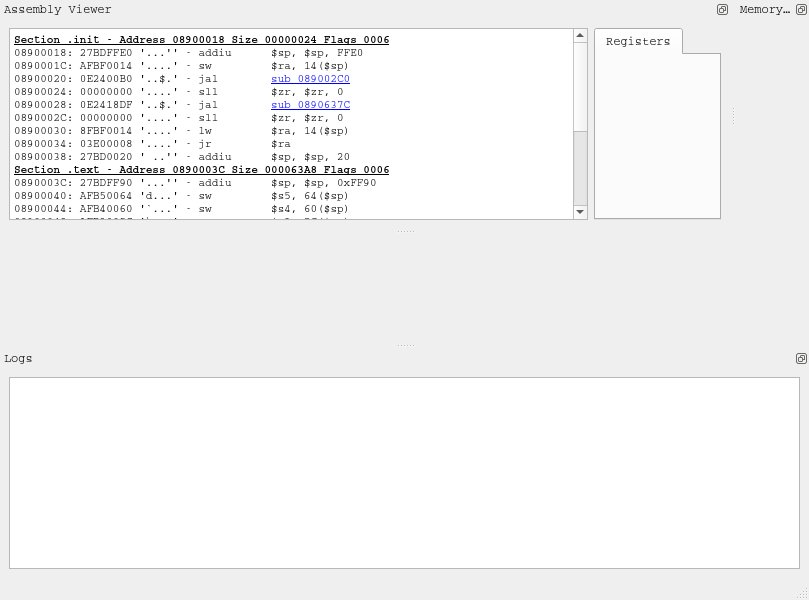
Above: qt/qpspe4all.ui from lemmore22/pspe4all before the change. Below: the same form after it.
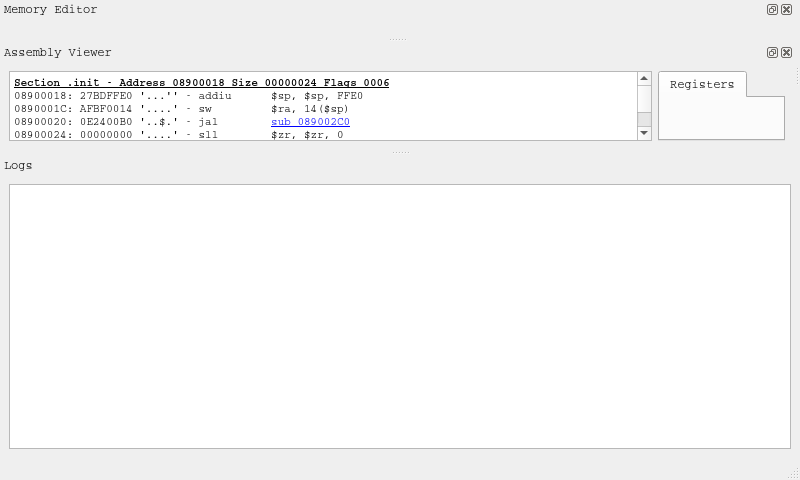
That is the form after the change. Custom widgets are drawn as their Qt base class.

The edit to the form file:
```diff
--- a/qt/qpspe4all.ui
+++ b/qt/qpspe4all.ui
@@ -5,8 +5,8 @@
    <rect>
     <x>0</x>
     <y>0</y>
-    <width>809</width>
-    <height>600</height>
+    <width>800</width>
+    <height>480</height>
    </rect>
   </property>
   <property name="font" >
@@ -22,11 +22,26 @@
   </property>
   <widget class="QWidget" name="centralwidget" >
    <property name="sizePolicy" >
-    <sizepolicy vsizetype="Minimum" hsizetype="Minimum" >
+    <sizepolicy vsizetype="Fixed" hsizetype="Fixed" >
      <horstretch>0</horstretch>
      <verstretch>0</verstretch>
     </sizepolicy>
    </property>
+   <property name="minimumSize" >
+    <size>
+     <width>0</width>
+     <height>0</height>
+    </size>
+   </property>
+   <property name="maximumSize" >
+    <size>
+     <width>0</width>
+     <height>0</height>
+    </size>
+   </property>
+   <property name="autoFillBackground" >
+    <bool>true</bool>
+   </property>
   </widget>
   <widget class="QMenuBar" name="menubar" >
    <property name="geometry" >
@@ -50,7 +65,7 @@
     <bool>true</bool>
    </property>
    <property name="features" >
-    <set>QDockWidget::DockWidgetFloatable|QDockWidget::DockWidgetMovable</set>
+    <set>QDockWidget::DockWidgetMovable</set>
    </property>
    <property name="allowedAreas" >
     <set>Qt::BottomDockWidgetArea</set>
@@ -69,6 +84,51 @@
     </layout>
    </widget>
   </widget>
+  <widget class="QDockWidget" name="memoryview_dockwidget" >
+   <property name="sizePolicy" >
+    <sizepolicy vsizetype="Expanding" hsizetype="Expanding" >
+     <horstretch>0</horstretch>
+     <verstretch>0</verstretch>
+    </sizepolicy>
+   </property>
+   <property name="styleSheet" >
+    <string notr="true" />
+   </property>
+   <property name="floating" >
+    <bool>false</bool>
+   </property>
+   <property name="features" >
+    <set>QDockWidget::AllDockWidgetFeatures</set>
+   </property>
+   <property name="windowTitle" >
+    <string>Memory Editor</string>
+   </property>
+   <attribute name="dockWidgetArea" >
+    <number>1</number>
+   </attribute>
+   <widget class="QWidget" name="memoryview_contents" >
+    <layout class="QGridLayout" name="gridLayout_3" >
+     <item row="1" column="0" >
+      <widget class="QMemoryViewer" native="1" name="widget" >
+       <property name="sizePolicy" >
+        <sizepolicy vsizetype="Expanding" hsizetype="Expanding" >
+         <horstretch>0</horstretch>
+         <verstretch>0</verstretch>
+        </sizepolicy>
+       </property>
+       <property name="font" >
+        <font>
+         <stylestrategy>PreferAntialias</stylestrategy>
+        </font>
+       </property>
+       <property name="styleSheet" >
+        <string notr="true" />
+       </property>
+      </widget>
+     </item>
+    </layout>
+   </widget>
+  </widget>
   <widget class="QDockWidget" name="dockWidget_debug" >
    <property name="sizePolicy" >
     <sizepolicy vsizetype="MinimumExpanding" hsizetype="Expanding" >
@@ -80,7 +140,7 @@
     <bool>true</bool>
    </property>
    <property name="features" >
-    <set>QDockWidget::DockWidgetFloatable|QDockWidget::DockWidgetMovable</set>
+    <set>QDockWidget::AllDockWidgetFeatures</set>
    </property>
    <property name="allowedAreas" >
     <set>Qt::AllDockWidgetAreas</set>
@@ -89,7 +149,7 @@
     <string>Assembly Viewer</string>
    </property>
    <attribute name="dockWidgetArea" >
-    <number>4</number>
+    <number>1</number>
    </attribute>
    <widget class="QWidget" name="dockWidgetContents" >
     <layout class="QGridLayout" name="gridLayout" >
@@ -136,51 +196,6 @@
     </layout>
    </widget>
   </widget>
-  <widget class="QDockWidget" name="memoryview_dockwidget" >
-   <property name="sizePolicy" >
-    <sizepolicy vsizetype="Expanding" hsizetype="Expanding" >
-     <horstretch>0</horstretch>
-     <verstretch>0</verstretch>
-    </sizepolicy>
-   </property>
-   <property name="styleSheet" >
-    <string notr="true" />
-   </property>
-   <property name="features" >
-    <set>QDockWidget::DockWidgetFloatable|QDockWidget::DockWidgetMovable</set>
-   </property>
-   <property name="allowedAreas" >
-    <set>Qt::AllDockWidgetAreas</set>
-   </property>
-   <property name="windowTitle" >
-    <string>Memory Editor</string>
-   </property>
-   <attribute name="dockWidgetArea" >
-    <number>4</number>
-   </attribute>
-   <widget class="QWidget" name="memoryview_contents" >
-    <layout class="QGridLayout" name="gridLayout_3" >
-     <item row="1" column="0" >
-      <widget class="QMemoryViewer" native="1" name="widget" >
-       <property name="sizePolicy" >
-        <sizepolicy vsizetype="Expanding" hsizetype="Expanding" >
-         <horstretch>0</horstretch>
-         <verstretch>0</verstretch>
-        </sizepolicy>
-       </property>
-       <property name="font" >
-        <font>
-         <stylestrategy>PreferAntialias</stylestrategy>
-        </font>
-       </property>
-       <property name="styleSheet" >
-        <string notr="true" />
-       </property>
-      </widget>
-     </item>
-    </layout>
-   </widget>
-  </widget>
  </widget>
  <customwidgets>
   <customwidget>
```
Left out of the diff: 5 changed lines with no effect on the pictures.
